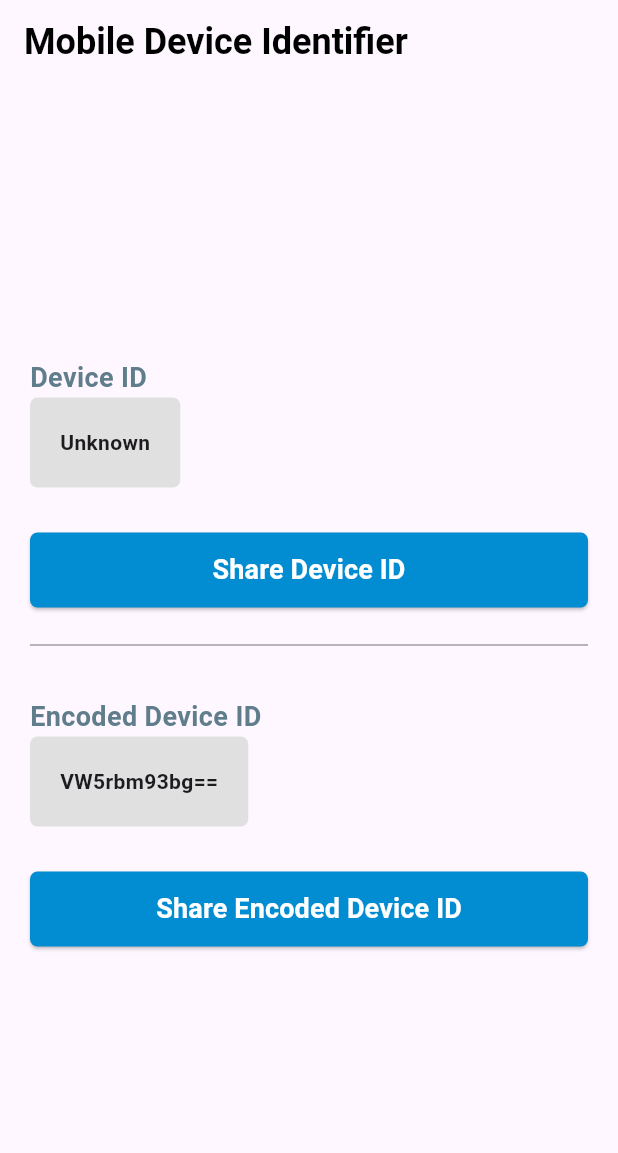
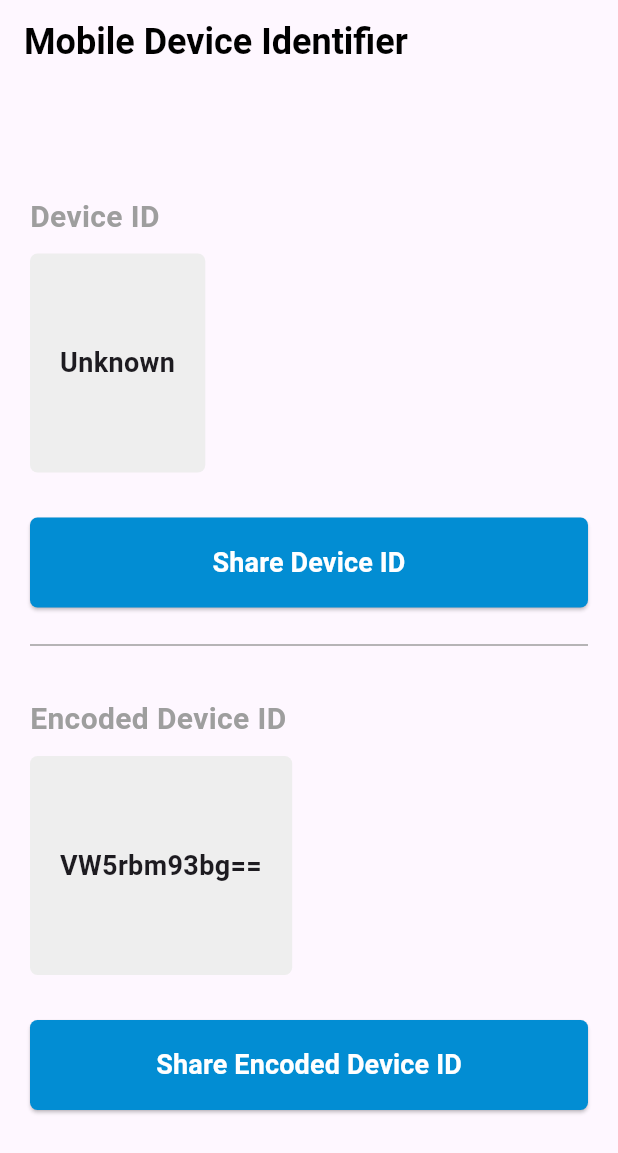
Before and after one commit to erolsarica/device_id_creator, a Flutter app: the screen it shows after launch, on a phone screen of 412 x 824 dp. Shown: the top 1153 px of the screen. Run offline on Flutter 3.47's test engine with Material 3 defaults, Android fonts, the phone set to English and light mode, and no system bars; our stand-ins replace share_plus; missing offline and left inert: mobile_device_identifier.

Commit message:
Update text styles and button height

```diff
--- a/lib/main.dart
+++ b/lib/main.dart
@@ -66,39 +66,64 @@ class _MyAppState extends State<MyApp> {
                 children: [
                   const Text(
                     'Device ID',
-                    style: TextStyle(color: Colors.blueGrey, fontSize: 18, fontWeight: FontWeight.bold),
+                    style: TextStyle(color: Colors.grey, fontSize: 20, fontWeight: FontWeight.bold),
+                  ),
+                  const SizedBox(
+                    height: 10,
                   ),
                   Container(
-                    padding: const EdgeInsets.all(20),
+                    padding: const EdgeInsets.only(
+                      top: 60,
+                      bottom: 60,
+                      left: 20,
+                      right: 20,
+                    ),
                     decoration: BoxDecoration(
                       borderRadius: const BorderRadius.all(Radius.circular(5)),
-                      color: Colors.grey[300],
+                      color: Colors.grey[200],
                     ),
-                    child: Text(_deviceId, style: const TextStyle(fontSize: 14, fontWeight: FontWeight.bold)),
+                    child: Text(_deviceId, textAlign: TextAlign.center, style: const TextStyle(fontSize: 18, fontWeight: FontWeight.bold)),
                   ),
                   const SizedBox(
                     height: 20,
                   ),
-                  shareButton('Share Device ID', () => Share.share(_deviceId),),
+                  shareButton(
+                    'Share Device ID',
+                    () => Share.share(_deviceId),
+                  ),
                   const Divider(height: 30, color: Colors.grey),
                   const SizedBox(
                     height: 20,
                   ),
                   const Text(
                     'Encoded Device ID',
-                    style: TextStyle(color: Colors.blueGrey, fontSize: 18, fontWeight: FontWeight.bold),
+                    style: TextStyle(color: Colors.grey, fontSize: 20, fontWeight: FontWeight.bold),
                   ),
-                  Builder(builder: (context) {
+                  const SizedBox(
+                    height: 10,
+                  ),
+                  Builder(
+                    builder: (context) {
                       String encoded = base64.encode(utf8.encode(_deviceId));
                       return Container(
-                      padding: const EdgeInsets.all(20),
+                        padding: const EdgeInsets.only(
+                          top: 60,
+                          bottom: 60,
+                          left: 20,
+                          right: 20,
+                        ),
                         decoration: BoxDecoration(
                           borderRadius: const BorderRadius.all(Radius.circular(5)),
-                        color: Colors.grey[300],
+                          color: Colors.grey[200],
                         ),
-                      child: Text(encoded, style: const TextStyle(fontSize: 14, fontWeight: FontWeight.bold),),
+                        child: Text(
+                          encoded,
+                          textAlign: TextAlign.center,
+                          style: const TextStyle(fontSize: 18, fontWeight: FontWeight.bold),
+                        ),
                       );
-                  },),
+                    },
+                  ),
                   const SizedBox(
                     height: 20,
                   ),
--- a/lib/share_button.dart
+++ b/lib/share_button.dart
@@ -3,7 +3,7 @@ import 'package:flutter/material.dart';
 shareButton(String title, Function()? onPressed) {
   return Container(
     width: double.infinity,
-    height: 50,
+    height: 60,
     margin: const EdgeInsets.symmetric(vertical: 10),
     child: ElevatedButton(
       style: ButtonStyle(
```
Lines whose indentation alone changed are shown as unchanged.
